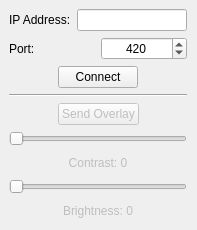
Old version of the form src/mainwindow.ui in the repository jamesdrudolph/LabFinal_PC.
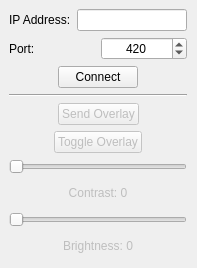
New version of the form.

Commit message: add toggle overlay button+code

```diff
--- a/src/mainwindow.ui
+++ b/src/mainwindow.ui
@@ -7,7 +7,7 @@
     <x>0</x>
     <y>0</y>
     <width>197</width>
-    <height>230</height>
+    <height>268</height>
    </rect>
   </property>
   <property name="sizePolicy">
@@ -25,7 +25,7 @@
   <property name="maximumSize">
    <size>
     <width>197</width>
-    <height>230</height>
+    <height>268</height>
    </size>
   </property>
   <property name="windowTitle">
@@ -38,7 +38,7 @@
       <x>9</x>
       <y>9</y>
       <width>178</width>
-      <height>212</height>
+      <height>249</height>
      </rect>
     </property>
     <layout class="QVBoxLayout" name="verticalLayout_5">
@@ -184,6 +184,46 @@
          </item>
         </layout>
        </item>
+       <item>
+        <layout class="QHBoxLayout" name="horizontalLayout_5">
+         <item>
+          <spacer name="horizontalSpacer_5">
+           <property name="orientation">
+            <enum>Qt::Horizontal</enum>
+           </property>
+           <property name="sizeHint" stdset="0">
+            <size>
+             <width>40</width>
+             <height>20</height>
+            </size>
+           </property>
+          </spacer>
+         </item>
+         <item>
+          <widget class="QPushButton" name="btnToggleOverlay">
+           <property name="enabled">
+            <bool>false</bool>
+           </property>
+           <property name="text">
+            <string>Toggle Overlay</string>
+           </property>
+          </widget>
+         </item>
+         <item>
+          <spacer name="horizontalSpacer_6">
+           <property name="orientation">
+            <enum>Qt::Horizontal</enum>
+           </property>
+           <property name="sizeHint" stdset="0">
+            <size>
+             <width>40</width>
+             <height>20</height>
+            </size>
+           </property>
+          </spacer>
+         </item>
+        </layout>
+       </item>
        <item>
         <layout class="QVBoxLayout" name="verticalLayout_6">
          <item>
```
The commit also changes 2 other files.
